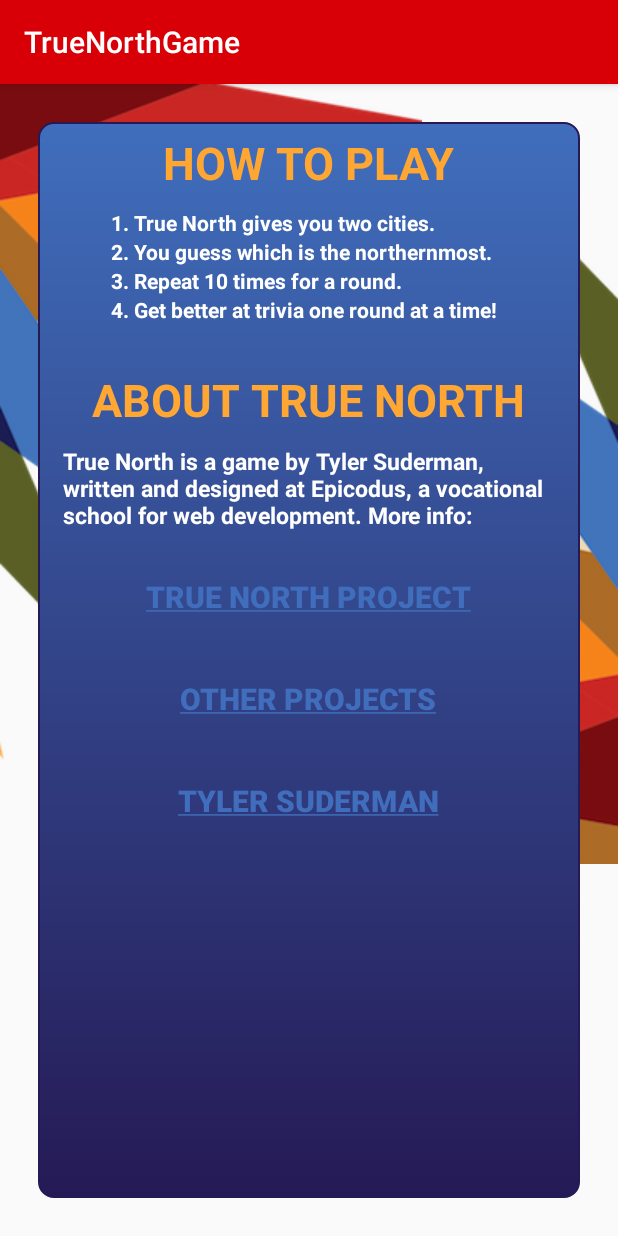
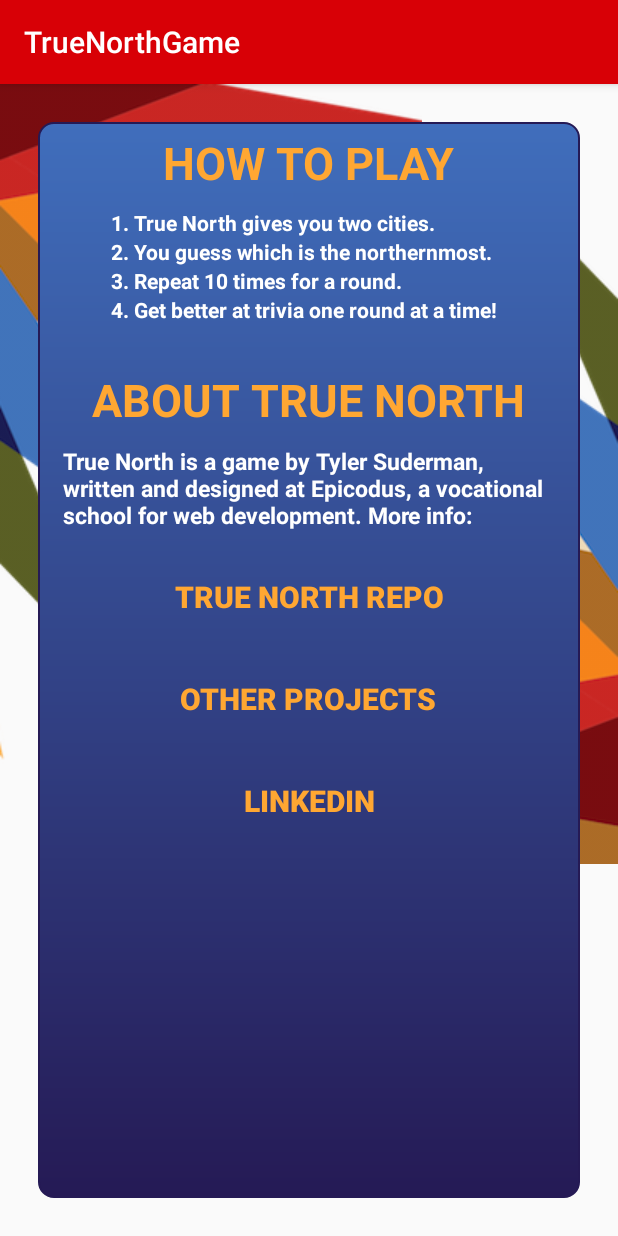
Before and after one commit to tcsuder/TrueNorthGame-Android, an Android app: the AboutActivity screen opened directly, with no data from a screen before it, after a tap on "OTHER PROJECTS", on a phone screen of 412 x 824 dp. Run offline under Robolectric (Android 15) with nearby library versions, the phone set to English and light mode, and no system bars; our stand-ins replace ButterKnife.

Commit message:
replace importet html with implicit intents for web redirection from app

```diff
--- a/app/src/main/java/com/tylersuderman/truenorthgame/AboutActivity.java
+++ b/app/src/main/java/com/tylersuderman/truenorthgame/AboutActivity.java
@@ -1,5 +1,7 @@
 package com.tylersuderman.truenorthgame;
 
+import android.content.Intent;
+import android.net.Uri;
 import android.os.Bundle;
 import android.support.v7.app.AppCompatActivity;
 import android.text.Html;
@@ -27,21 +29,28 @@ public class AboutActivity extends AppCompatActivity implements View.OnClickList
         mRepoLinkButton.setOnClickListener(this);
         mGitHubLinkButton.setOnClickListener(this);
         mLinkdInLinkButton.setOnClickListener(this);
-        Spanned html = Html.fromHtml("<a href='https://github.com/tcsuder/TrueNorthGame-Android'>True North Project</a>");
-        mRepoLinkButton.setMovementMethod(LinkMovementMethod.getInstance());
-        mRepoLinkButton.setText(html);
-        Spanned html2 = Html.fromHtml("<a href='https://github.com/tcsuder/'>Other Projects</a>");
-        mGitHubLinkButton.setMovementMethod(LinkMovementMethod.getInstance());
-        mGitHubLinkButton.setText(html2);
-        Spanned html3 = Html.fromHtml("<a href='https://www.linkedin.com/in/tylersuderman'>Tyler Suderman</a>");
-        mLinkdInLinkButton.setMovementMethod(LinkMovementMethod.getInstance());
-        mLinkdInLinkButton.setText(html3);
+
     }
 
     @Override
     public void onClick(View v) {
-        switch (v.getId()) {
-
+        switch(v.getId()) {
+            case R.id.repoLinkButton:
+                Uri gameRepo = Uri.parse("https://github.com/tcsuder/TrueNorthGame-Android");
+                Intent repoIntent = new Intent(Intent.ACTION_VIEW, gameRepo);
+                startActivity(repoIntent);
+                break;
+            case R.id.gitHubLinkButton:
+                Uri github = Uri.parse("https://github.com/tcsuder/");
+                Intent gitIntent = new Intent(Intent.ACTION_VIEW, github);
+                startActivity(gitIntent);
+                break;
+            case R.id.linkdInLinkButton:
+                Uri linkedIn = Uri.parse("https://www.linkedin.com/in/tylersuderman");
+                Intent linkedIntent = new Intent(Intent.ACTION_VIEW, linkedIn);
+                startActivity(linkedIntent);
+                break;
         }
     }
+
 }
--- a/app/src/main/res/layout/activity_about.xml
+++ b/app/src/main/res/layout/activity_about.xml
@@ -103,7 +103,7 @@
         <Button
             android:layout_width="wrap_content"
             android:layout_height="wrap_content"
-            android:text="Link"
+            android:text="True North Repo"
             android:id="@+id/repoLinkButton"
             android:layout_gravity="center_horizontal"
             android:layout_marginTop="10dp"
@@ -118,7 +118,7 @@
         <Button
             android:layout_width="wrap_content"
             android:layout_height="wrap_content"
-            android:text="Link"
+            android:text="Other Projects"
             android:id="@+id/gitHubLinkButton"
             android:layout_gravity="center_horizontal"
             android:layout_marginTop="20dp"
@@ -133,7 +133,7 @@
         <Button
             android:layout_width="wrap_content"
             android:layout_height="wrap_content"
-            android:text="Link"
+            android:text="LinkedIn"
             android:id="@+id/linkdInLinkButton"
             android:layout_gravity="center_horizontal"
             android:layout_marginTop="20dp"
--- a/build.gradle
+++ b/build.gradle
@@ -5,7 +5,7 @@ buildscript {
         jcenter()
     }
     dependencies {
-        classpath 'com.android.tools.build:gradle:2.0.0'
+        classpath 'com.android.tools.build:gradle:1.5.0'
 
         // NOTE: Do not place your application dependencies here; they belong
         // in the individual module build.gradle files
```
